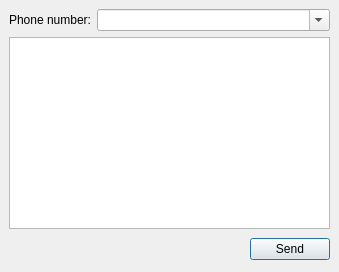
Before: the Qt Designer form wengophone/src/presentation/qt/webservices/sms/SmsWindow.ui in tkrotoff/WengoPhone, drawn with Qt 5.
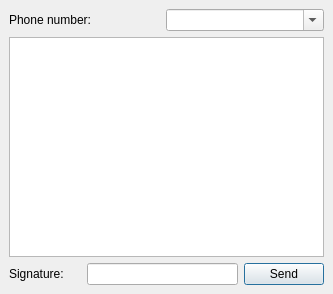
After: the same form once the commit is applied. Icons and pictures are not drawn.

Commit message: add signature to sms

What changed in the file:
```diff
--- a/wengophone/src/presentation/qt/webservices/sms/SmsWindow.ui
+++ b/wengophone/src/presentation/qt/webservices/sms/SmsWindow.ui
@@ -8,8 +8,8 @@
    <rect>
     <x>0</x>
     <y>0</y>
-    <width>339</width>
-    <height>272</height>
+    <width>333</width>
+    <height>294</height>
    </rect>
   </property>
   <property name="windowTitle" >
@@ -22,15 +22,7 @@
    <property name="spacing" >
     <number>6</number>
    </property>
-   <item row="2" column="0" colspan="2" >
-    <layout class="QGridLayout" >
-     <property name="margin" >
-      <number>0</number>
-     </property>
-     <property name="spacing" >
-      <number>6</number>
-     </property>
-     <item row="0" column="1" >
+   <item row="2" column="3" >
       <widget class="QPushButton" name="sendButton" >
        <property name="text" >
         <string>Send</string>
@@ -40,22 +32,26 @@
        </property>
       </widget>
      </item>
-     <item row="0" column="0" >
-      <spacer>
-       <property name="orientation" >
-        <enum>Qt::Horizontal</enum>
-       </property>
-       <property name="sizeHint" >
-        <size>
-         <width>256</width>
-         <height>28</height>
-        </size>
-       </property>
-      </spacer>
-     </item>
-    </layout>
-   </item>
-   <item row="0" column="1" >
+   <item row="2" column="1" colspan="2" >
+    <widget class="QLineEdit" name="signatureLineEdit" >
+     <property name="sizePolicy" >
+      <sizepolicy>
+       <hsizetype>7</hsizetype>
+       <vsizetype>0</vsizetype>
+       <horstretch>0</horstretch>
+       <verstretch>0</verstretch>
+      </sizepolicy>
+     </property>
+    </widget>
+   </item>
+   <item row="2" column="0" >
+    <widget class="QLabel" name="label" >
+     <property name="text" >
+      <string>Signature:</string>
+     </property>
+    </widget>
+   </item>
+   <item row="0" column="2" colspan="2" >
     <widget class="QComboBox" name="phoneComboBox" >
      <property name="sizePolicy" >
       <sizepolicy>
@@ -70,15 +66,18 @@
      </property>
     </widget>
    </item>
-   <item row="0" column="0" >
+   <item row="0" column="0" colspan="2" >
     <widget class="QLabel" name="phoneNumberLabel" >
      <property name="text" >
       <string>Phone number:</string>
      </property>
     </widget>
    </item>
-   <item row="1" column="0" colspan="2" >
+   <item row="1" column="0" colspan="4" >
     <widget class="QTextEdit" name="smsText" >
+     <property name="html" >
+      <string>&lt;html>&lt;head>&lt;meta name="qrichtext" content="1" />&lt;/head>&lt;body style=" white-space: pre-wrap; font-family:Sans Serif; font-size:9pt; font-weight:400; font-style:normal; text-decoration:none;">&lt;p style="-qt-paragraph-type:empty; margin-top:0px; margin-bottom:0px; margin-left:0px; margin-right:0px; -qt-block-indent:0; text-indent:0px;">&lt;/p>&lt;/body>&lt;/html></string>
+     </property>
      <property name="acceptRichText" >
       <bool>false</bool>
      </property>
```
Lines whose indentation alone changed are shown as unchanged. The commit also changes 2 other files.
